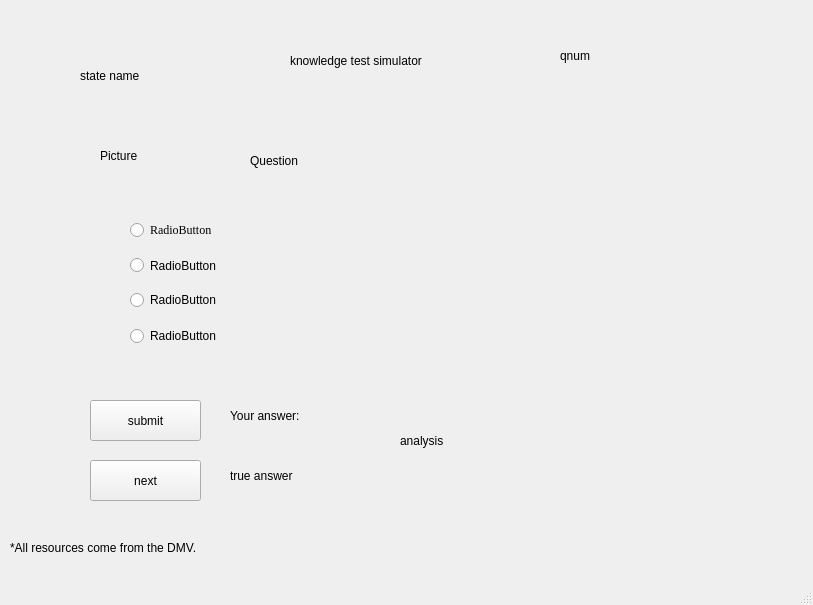
This is testsimulator.ui in hnxals/DLH as Qt 5 draws it before an edit. The edited form follows.
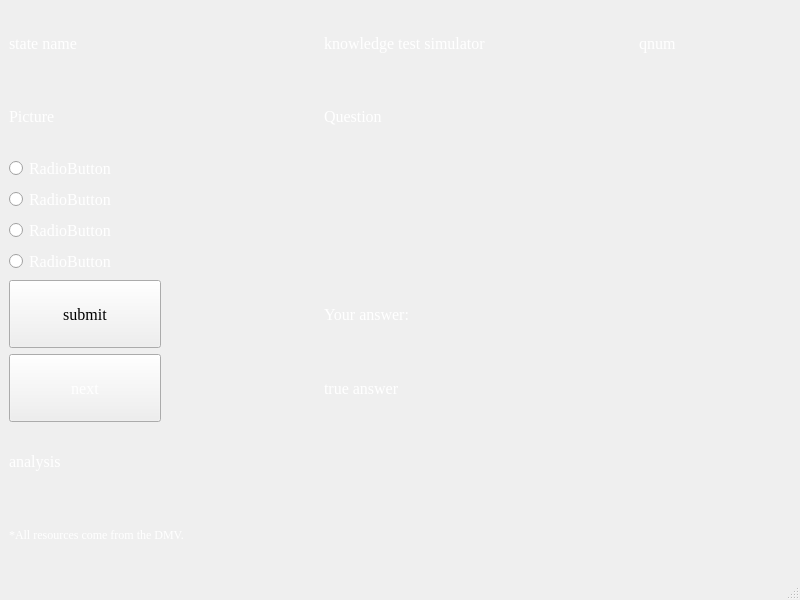
This is the edited form. Icons and pictures are not drawn.

The edit to the form file:
```diff
--- a/testsimulator.ui
+++ b/testsimulator.ui
@@ -6,214 +6,301 @@
    <rect>
     <x>0</x>
     <y>0</y>
-    <width>813</width>
-    <height>605</height>
+    <width>800</width>
+    <height>600</height>
    </rect>
   </property>
   <property name="windowTitle">
    <string>MainWindow</string>
   </property>
+  <property name="styleSheet">
+   <string notr="true">QMainWindow{
+	background-image: url(:/new/pic/road.jpg)
+}</string>
+  </property>
   <widget class="QWidget" name="centralwidget">
-   <widget class="QLabel" name="state_label">
-    <property name="geometry">
-     <rect>
-      <x>80</x>
-      <y>50</y>
-      <width>141</width>
-      <height>51</height>
-     </rect>
-    </property>
-    <property name="text">
-     <string>state name</string>
-    </property>
-   </widget>
-   <widget class="QLabel" name="label">
-    <property name="geometry">
-     <rect>
-      <x>290</x>
-      <y>50</y>
-      <width>201</width>
-      <height>21</height>
-     </rect>
-    </property>
-    <property name="text">
-     <string>knowledge test simulator</string>
-    </property>
-   </widget>
-   <widget class="QLabel" name="label_Question">
-    <property name="geometry">
-     <rect>
-      <x>250</x>
-      <y>120</y>
-      <width>511</width>
-      <height>81</height>
-     </rect>
-    </property>
-    <property name="text">
-     <string>Question</string>
-    </property>
-   </widget>
-   <widget class="QRadioButton" name="radioButton_A">
-    <property name="geometry">
-     <rect>
-      <x>130</x>
-      <y>220</y>
-      <width>501</width>
-      <height>20</height>
-     </rect>
-    </property>
-    <property name="font">
-     <font>
-      <family>Times New Roman</family>
-     </font>
-    </property>
-    <property name="text">
-     <string>RadioButton</string>
-    </property>
-   </widget>
-   <widget class="QRadioButton" name="radioButton_B">
-    <property name="geometry">
-     <rect>
-      <x>130</x>
-      <y>255</y>
-      <width>501</width>
-      <height>21</height>
-     </rect>
-    </property>
-    <property name="text">
-     <string>RadioButton</string>
-    </property>
-   </widget>
-   <widget class="QRadioButton" name="radioButton_C">
-    <property name="geometry">
-     <rect>
-      <x>130</x>
-      <y>290</y>
-      <width>501</width>
-      <height>20</height>
-     </rect>
-    </property>
-    <property name="text">
-     <string>RadioButton</string>
-    </property>
-   </widget>
-   <widget class="QRadioButton" name="radioButton_D">
-    <property name="geometry">
-     <rect>
-      <x>130</x>
-      <y>326</y>
-      <width>501</width>
-      <height>20</height>
-     </rect>
-    </property>
-    <property name="text">
-     <string>RadioButton</string>
-    </property>
-   </widget>
-   <widget class="QPushButton" name="pushButton_submit">
-    <property name="geometry">
-     <rect>
-      <x>90</x>
-      <y>400</y>
-      <width>111</width>
-      <height>41</height>
-     </rect>
-    </property>
-    <property name="text">
-     <string>submit</string>
-    </property>
-   </widget>
-   <widget class="QLabel" name="label_analysis">
-    <property name="geometry">
-     <rect>
-      <x>400</x>
-      <y>390</y>
-      <width>331</width>
-      <height>101</height>
-     </rect>
-    </property>
-    <property name="text">
-     <string>analysis</string>
-    </property>
-   </widget>
-   <widget class="QLabel" name="label_trueanswer">
-    <property name="geometry">
-     <rect>
-      <x>230</x>
-      <y>460</y>
-      <width>101</width>
-      <height>31</height>
-     </rect>
-    </property>
-    <property name="text">
-     <string>true answer</string>
-    </property>
-   </widget>
-   <widget class="QPushButton" name="pushButton_next">
-    <property name="geometry">
-     <rect>
-      <x>90</x>
-      <y>460</y>
-      <width>111</width>
-      <height>41</height>
-     </rect>
-    </property>
-    <property name="text">
-     <string>next</string>
-    </property>
-   </widget>
-   <widget class="QLabel" name="label_youranswer">
-    <property name="geometry">
-     <rect>
-      <x>230</x>
-      <y>400</y>
-      <width>111</width>
-      <height>31</height>
-     </rect>
-    </property>
-    <property name="text">
-     <string>Your answer:</string>
-    </property>
-   </widget>
-   <widget class="QLabel" name="label_pic">
-    <property name="geometry">
-     <rect>
-      <x>100</x>
-      <y>100</y>
-      <width>111</width>
-      <height>111</height>
-     </rect>
-    </property>
-    <property name="text">
-     <string>Picture</string>
-    </property>
-   </widget>
-   <widget class="QLabel" name="label_qnum">
-    <property name="geometry">
-     <rect>
-      <x>560</x>
-      <y>40</y>
-      <width>141</width>
-      <height>31</height>
-     </rect>
-    </property>
-    <property name="text">
-     <string>qnum</string>
-    </property>
-   </widget>
-   <widget class="QLabel" name="label_2">
-    <property name="geometry">
-     <rect>
-      <x>10</x>
-      <y>540</y>
-      <width>211</width>
-      <height>16</height>
-     </rect>
-    </property>
-    <property name="text">
-     <string>*All resources come from the DMV.</string>
-    </property>
-   </widget>
+   <layout class="QGridLayout" name="gridLayout_2">
+    <item row="0" column="0">
+     <layout class="QGridLayout" name="gridLayout">
+      <item row="2" column="0" colspan="5">
+       <widget class="QRadioButton" name="radioButton_A">
+        <property name="font">
+         <font>
+          <family>Times New Roman</family>
+          <pointsize>12</pointsize>
+         </font>
+        </property>
+        <property name="styleSheet">
+         <string notr="true">color: white;</string>
+        </property>
+        <property name="text">
+         <string>RadioButton</string>
+        </property>
+       </widget>
+      </item>
+      <item row="4" column="0" colspan="5">
+       <widget class="QRadioButton" name="radioButton_C">
+        <property name="font">
+         <font>
+          <family>Times New Roman</family>
+          <pointsize>12</pointsize>
+         </font>
+        </property>
+        <property name="styleSheet">
+         <string notr="true">color: white;</string>
+        </property>
+        <property name="text">
+         <string>RadioButton</string>
+        </property>
+       </widget>
+      </item>
+      <item row="8" column="2" colspan="3">
+       <widget class="QLabel" name="label_trueanswer">
+        <property name="font">
+         <font>
+          <family>Times New Roman</family>
+          <pointsize>12</pointsize>
+         </font>
+        </property>
+        <property name="styleSheet">
+         <string notr="true">color: white;</string>
+        </property>
+        <property name="text">
+         <string>true answer</string>
+        </property>
+       </widget>
+      </item>
+      <item row="8" column="0">
+       <widget class="QPushButton" name="pushButton_next">
+        <property name="sizePolicy">
+         <sizepolicy hsizetype="Preferred" vsizetype="Minimum">
+          <horstretch>0</horstretch>
+          <verstretch>0</verstretch>
+         </sizepolicy>
+        </property>
+        <property name="font">
+         <font>
+          <family>Times New Roman</family>
+          <pointsize>12</pointsize>
+         </font>
+        </property>
+        <property name="styleSheet">
+         <string notr="true">color: white;
+border-image: url(:/new/pic/buttton.png)</string>
+        </property>
+        <property name="text">
+         <string>next</string>
+        </property>
+       </widget>
+      </item>
+      <item row="5" column="0" colspan="5">
+       <widget class="QRadioButton" name="radioButton_D">
+        <property name="font">
+         <font>
+          <family>Times New Roman</family>
+          <pointsize>12</pointsize>
+         </font>
+        </property>
+        <property name="styleSheet">
+         <string notr="true">color: white;</string>
+        </property>
+        <property name="text">
+         <string>RadioButton</string>
+        </property>
+       </widget>
+      </item>
+      <item row="0" column="4">
+       <widget class="QLabel" name="label_qnum">
+        <property name="font">
+         <font>
+          <family>Times New Roman</family>
+          <pointsize>12</pointsize>
+         </font>
+        </property>
+        <property name="styleSheet">
+         <string notr="true">color: white;</string>
+        </property>
+        <property name="text">
+         <string>qnum</string>
+        </property>
+       </widget>
+      </item>
+      <item row="0" column="0" colspan="2">
+       <widget class="QLabel" name="state_label">
+        <property name="font">
+         <font>
+          <family>Times New Roman</family>
+          <pointsize>12</pointsize>
+         </font>
+        </property>
+        <property name="styleSheet">
+         <string notr="true">color: white;</string>
+        </property>
+        <property name="text">
+         <string>state name</string>
+        </property>
+       </widget>
+      </item>
+      <item row="1" column="0" colspan="2">
+       <widget class="QLabel" name="label_pic">
+        <property name="font">
+         <font>
+          <family>Times New Roman</family>
+          <pointsize>12</pointsize>
+         </font>
+        </property>
+        <property name="styleSheet">
+         <string notr="true">color: white;</string>
+        </property>
+        <property name="text">
+         <string>Picture</string>
+        </property>
+       </widget>
+      </item>
+      <item row="0" column="2" colspan="2">
+       <widget class="QLabel" name="label">
+        <property name="font">
+         <font>
+          <family>Times New Roman</family>
+          <pointsize>12</pointsize>
+         </font>
+        </property>
+        <property name="styleSheet">
+         <string notr="true">color: white;</string>
+        </property>
+        <property name="text">
+         <string>knowledge test simulator</string>
+        </property>
+       </widget>
+      </item>
+      <item row="10" column="0" colspan="5">
+       <widget class="QLabel" name="label_2">
+        <property name="font">
+         <font>
+          <family>Times New Roman</family>
+         </font>
+        </property>
+        <property name="styleSheet">
+         <string notr="true">color: white;</string>
+        </property>
+        <property name="text">
+         <string>*All resources come from the DMV.</string>
+        </property>
+       </widget>
+      </item>
+      <item row="7" column="1" rowspan="2">
+       <spacer name="horizontalSpacer">
+        <property name="orientation">
+         <enum>Qt::Horizontal</enum>
+        </property>
+        <property name="sizeType">
+         <enum>QSizePolicy::Preferred</enum>
+        </property>
+        <property name="sizeHint" stdset="0">
+         <size>
+          <width>30</width>
+          <height>20</height>
+         </size>
+        </property>
+       </spacer>
+      </item>
+      <item row="1" column="2" colspan="3">
+       <widget class="QLabel" name="label_Question">
+        <property name="font">
+         <font>
+          <family>Times New Roman</family>
+          <pointsize>12</pointsize>
+         </font>
+        </property>
+        <property name="styleSheet">
+         <string notr="true">color: white;</string>
+        </property>
+        <property name="text">
+         <string>Question</string>
+        </property>
+        <property name="wordWrap">
+         <bool>true</bool>
+        </property>
+       </widget>
+      </item>
+      <item row="7" column="0">
+       <widget class="QPushButton" name="pushButton_submit">
+        <property name="sizePolicy">
+         <sizepolicy hsizetype="Preferred" vsizetype="Minimum">
+          <horstretch>0</horstretch>
+          <verstretch>0</verstretch>
+         </sizepolicy>
+        </property>
+        <property name="font">
+         <font>
+          <family>Times New Roman</family>
+          <pointsize>12</pointsize>
+         </font>
+        </property>
+        <property name="styleSheet">
+         <string notr="true">color: white;
+border-image: url(:/new/pic/buttton.png);
+checked {color: yellow};</string>
+        </property>
+        <property name="text">
+         <string>submit</string>
+        </property>
+       </widget>
+      </item>
+      <item row="3" column="0" colspan="5">
+       <widget class="QRadioButton" name="radioButton_B">
+        <property name="font">
+         <font>
+          <family>Times New Roman</family>
+          <pointsize>12</pointsize>
+         </font>
+        </property>
+        <property name="styleSheet">
+         <string notr="true">color: white;</string>
+        </property>
+        <property name="text">
+         <string>RadioButton</string>
+        </property>
+       </widget>
+      </item>
+      <item row="7" column="2" colspan="3">
+       <widget class="QLabel" name="label_youranswer">
+        <property name="font">
+         <font>
+          <family>Times New Roman</family>
+          <pointsize>12</pointsize>
+         </font>
+        </property>
+        <property name="styleSheet">
+         <string notr="true">color: white;</string>
+        </property>
+        <property name="text">
+         <string>Your answer:</string>
+        </property>
+       </widget>
+      </item>
+      <item row="9" column="0" colspan="5">
+       <widget class="QLabel" name="label_analysis">
+        <property name="font">
+         <font>
+          <family>Times New Roman</family>
+          <pointsize>12</pointsize>
+         </font>
+        </property>
+        <property name="styleSheet">
+         <string notr="true">color: white;</string>
+        </property>
+        <property name="text">
+         <string>analysis</string>
+        </property>
+        <property name="wordWrap">
+         <bool>true</bool>
+        </property>
+       </widget>
+      </item>
+     </layout>
+    </item>
+   </layout>
   </widget>
   <widget class="QMenuBar" name="menubar">
    <property name="geometry">
```
Left out of the diff: 2 changed lines with no effect on the pictures.
